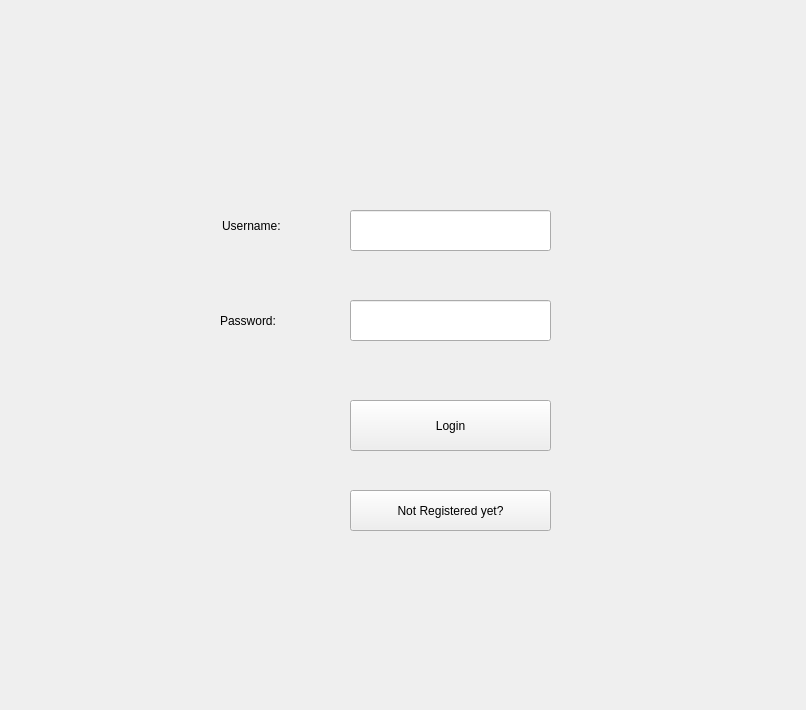
The window that CareSphere/login.ui (MubtasimSajid/CareSphere) describes before a commit, drawn with Qt 5.
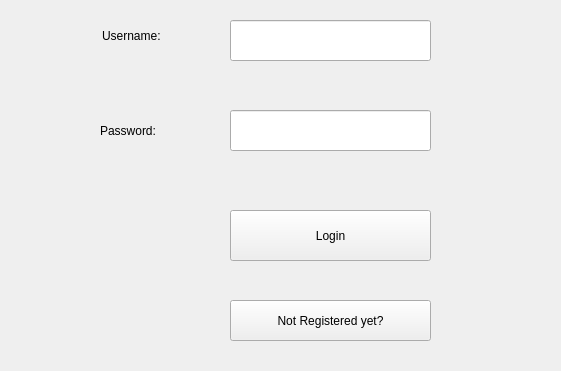
The same window after the commit.

Patch:
```diff
--- a/CareSphere/login.ui
+++ b/CareSphere/login.ui
@@ -6,8 +6,8 @@
    <rect>
     <x>0</x>
     <y>0</y>
-    <width>806</width>
-    <height>710</height>
+    <width>561</width>
+    <height>371</height>
    </rect>
   </property>
   <property name="windowTitle">
@@ -26,8 +26,8 @@
     </property>
     <property name="geometry">
      <rect>
-      <x>360</x>
-      <y>360</y>
+      <x>240</x>
+      <y>170</y>
       <width>181</width>
       <height>20</height>
      </rect>
@@ -44,8 +44,8 @@
    <widget class="QPushButton" name="registerButton">
     <property name="geometry">
      <rect>
-      <x>350</x>
-      <y>490</y>
+      <x>230</x>
+      <y>300</y>
       <width>201</width>
       <height>41</height>
      </rect>
@@ -57,8 +57,8 @@
    <widget class="QLineEdit" name="passwordLineEdit">
     <property name="geometry">
      <rect>
-      <x>350</x>
-      <y>300</y>
+      <x>230</x>
+      <y>110</y>
       <width>201</width>
       <height>41</height>
      </rect>
@@ -67,8 +67,8 @@
    <widget class="QLabel" name="passwordLabel">
     <property name="geometry">
      <rect>
-      <x>220</x>
-      <y>300</y>
+      <x>100</x>
+      <y>110</y>
       <width>121</width>
       <height>41</height>
      </rect>
@@ -80,8 +80,8 @@
    <widget class="QPushButton" name="loginButton">
     <property name="geometry">
      <rect>
-      <x>350</x>
-      <y>400</y>
+      <x>230</x>
+      <y>210</y>
       <width>201</width>
       <height>51</height>
      </rect>
@@ -93,8 +93,8 @@
    <widget class="QLabel" name="usernameLabel">
     <property name="geometry">
      <rect>
-      <x>222</x>
-      <y>210</y>
+      <x>102</x>
+      <y>20</y>
       <width>111</width>
       <height>31</height>
      </rect>
@@ -106,8 +106,8 @@
    <widget class="QLineEdit" name="usernameLineEdit">
     <property name="geometry">
      <rect>
-      <x>350</x>
-      <y>210</y>
+      <x>230</x>
+      <y>20</y>
       <width>201</width>
       <height>41</height>
      </rect>
```
